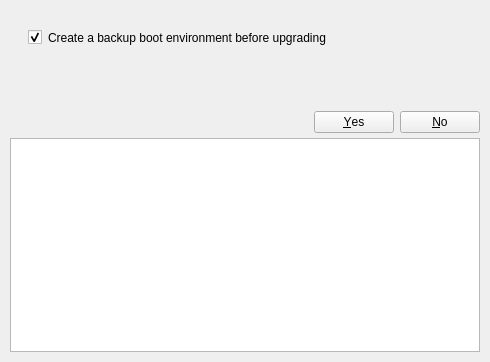
Qt form ui/transactiondialog.ui (aarnt/octopkg) before a commit.
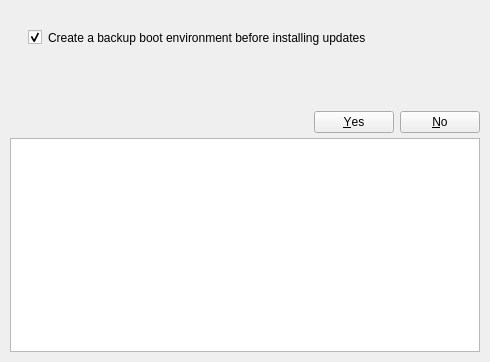
The same form after that commit. Icons and pictures are not drawn.

Commit message: - Bugfixes in refresh pkg list code and refactorings.

```diff
--- a/ui/transactiondialog.ui
+++ b/ui/transactiondialog.ui
@@ -66,7 +66,7 @@
       <string notr="true">padding-top: 6px; padding-left: 18px;</string>
      </property>
      <property name="text">
-      <string>Create a backup boot environment before upgrading</string>
+      <string>Create a backup boot environment before installing updates</string>
      </property>
      <property name="checked">
       <bool>true</bool>
```
The commit also changes 2 other files.
